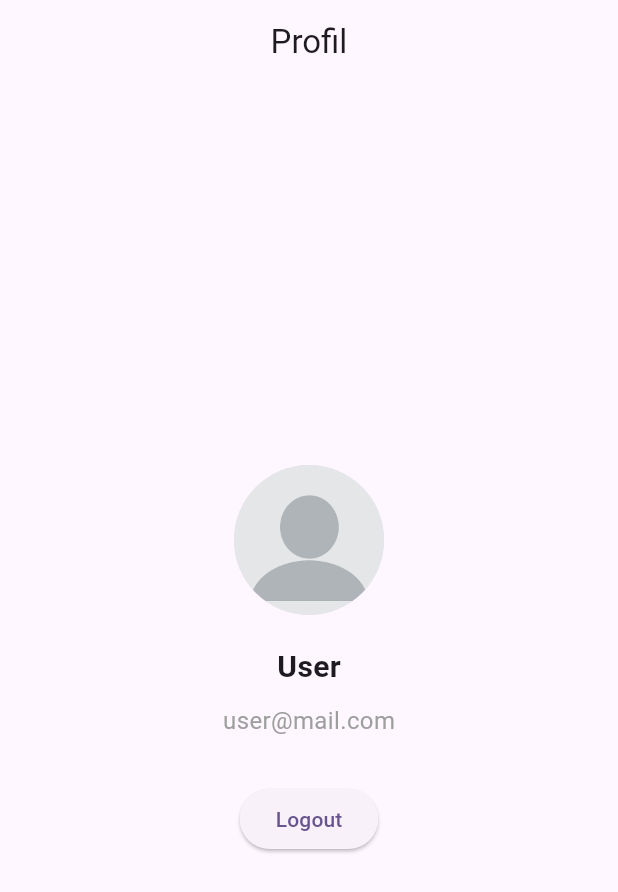
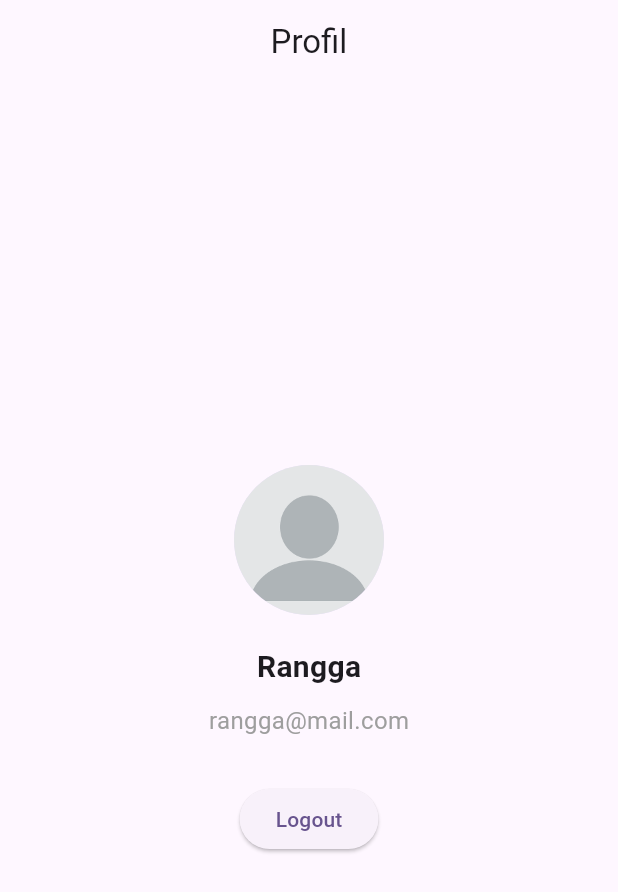
Before and after one commit to rangguy/bangkode-flutter-laravel, a Flutter app: the ProfilePage screen opened directly, on a phone screen of 412 x 824 dp. Shown: the top 892 px of the screen. Run offline on Flutter 3.47's test engine with Material 3 defaults, Android fonts, the phone set to English and light mode, and no system bars; our stand-ins replace youtube_player_flutter.

Commit message:
UI profile

```diff
--- a/lib/ui/profile_page.dart
+++ b/lib/ui/profile_page.dart
@@ -48,7 +48,7 @@ class _ProfilePageState extends State<ProfilePage> {
             ),
             SizedBox(height: 20),
             Text(
-              'User',
+              'Rangga',
               style: TextStyle(
                 fontSize: 20,
                 fontWeight: FontWeight.bold,
@@ -56,7 +56,7 @@ class _ProfilePageState extends State<ProfilePage> {
             ),
             SizedBox(height: 10),
             Text(
-              'user@mail.com',
+              'rangga@mail.com',
               style: TextStyle(
                 fontSize: 16,
                 color: Colors.grey,
```
